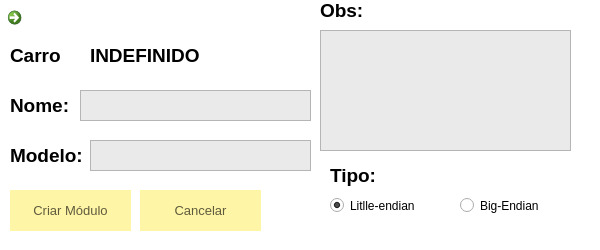
Qt form FSIPLeiria/criarmodulo.ui (tatianascgil/Projeto_Informatico_Formula_Student_Barramento_CAN) before a commit.
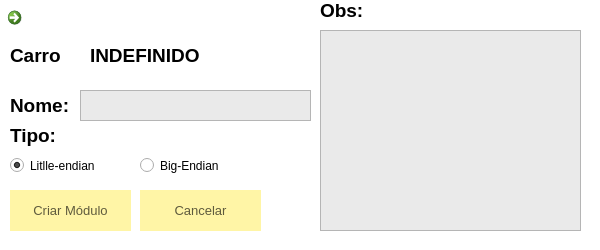
The same form after that commit. Icons and pictures are not drawn.

Commit message: Gerir Modulo e Tipo Mensagem Feitos

What changed in the file:
```diff
--- a/FSIPLeiria/criarmodulo.ui
+++ b/FSIPLeiria/criarmodulo.ui
@@ -113,25 +113,6 @@
     <string>Nome:</string>
    </property>
   </widget>
-  <widget class="QLabel" name="label_2">
-   <property name="geometry">
-    <rect>
-     <x>10</x>
-     <y>140</y>
-     <width>81</width>
-     <height>31</height>
-    </rect>
-   </property>
-   <property name="font">
-    <font>
-     <pointsize>14</pointsize>
-     <bold>true</bold>
-    </font>
-   </property>
-   <property name="text">
-    <string>Modelo:</string>
-   </property>
-  </widget>
   <widget class="QTextEdit" name="textEditNomeModulo">
    <property name="geometry">
     <rect>
@@ -158,29 +139,8 @@
     <rect>
      <x>320</x>
      <y>30</y>
-     <width>251</width>
-     <height>121</height>
-    </rect>
-   </property>
-   <property name="font">
-    <font>
-     <pointsize>12</pointsize>
-    </font>
-   </property>
-   <property name="cursor" stdset="0">
-    <cursorShape>IBeamCursor</cursorShape>
-   </property>
-   <property name="styleSheet">
-    <string notr="true">background:rgb(234, 234, 234)</string>
-   </property>
-  </widget>
-  <widget class="QTextEdit" name="textEditModeloModulo">
-   <property name="geometry">
-    <rect>
-     <x>90</x>
-     <y>140</y>
-     <width>221</width>
-     <height>31</height>
+     <width>261</width>
+     <height>201</height>
     </rect>
    </property>
    <property name="font">
@@ -237,8 +197,8 @@
   <widget class="QLabel" name="label_4">
    <property name="geometry">
     <rect>
-     <x>330</x>
-     <y>160</y>
+     <x>10</x>
+     <y>120</y>
      <width>61</width>
      <height>31</height>
     </rect>
@@ -275,8 +235,8 @@
   <widget class="QRadioButton" name="radioButton_Littleendian">
    <property name="geometry">
     <rect>
-     <x>330</x>
-     <y>190</y>
+     <x>10</x>
+     <y>150</y>
      <width>111</width>
      <height>31</height>
     </rect>
@@ -297,8 +257,8 @@
   <widget class="QRadioButton" name="radioButton_Bigendian">
    <property name="geometry">
     <rect>
-     <x>460</x>
-     <y>190</y>
+     <x>140</x>
+     <y>150</y>
      <width>131</width>
      <height>31</height>
     </rect>
```
The commit also changes 56 other files.
